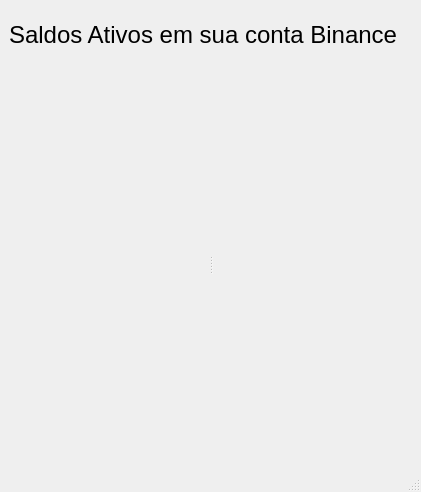
First picture: the form in Interfaces/tela_saldo.ui, repository VBSX/Groove-PyCryptoBot, before the edit.
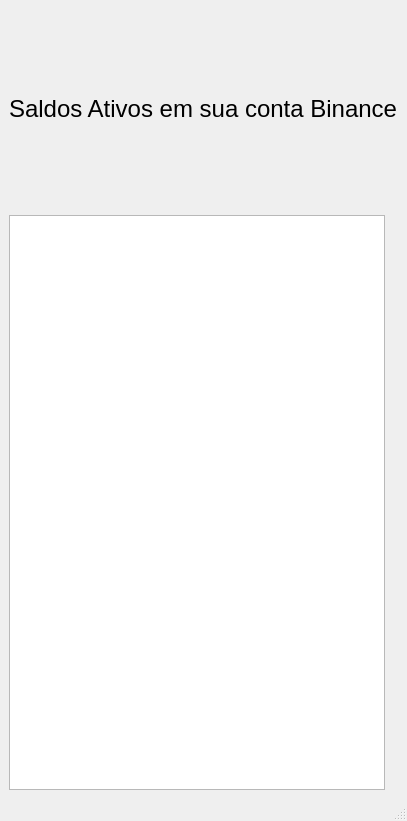
Second picture: the form after the edit.

Commit message: Updated get balance button

Diff of the .ui file:
```diff
--- a/Interfaces/tela_saldo.ui
+++ b/Interfaces/tela_saldo.ui
@@ -6,8 +6,8 @@
    <rect>
     <x>0</x>
     <y>0</y>
-    <width>421</width>
-    <height>492</height>
+    <width>399</width>
+    <height>821</height>
    </rect>
   </property>
   <property name="windowTitle">
@@ -20,6 +20,12 @@
    <layout class="QVBoxLayout" name="verticalLayout">
     <item>
      <widget class="QLabel" name="label">
+      <property name="maximumSize">
+       <size>
+        <width>16777215</width>
+        <height>200</height>
+       </size>
+      </property>
       <property name="font">
        <font>
         <pointsize>18</pointsize>
@@ -35,291 +41,17 @@
       <property name="orientation">
        <enum>Qt::Horizontal</enum>
       </property>
-      <widget class="QWidget" name="layoutWidget">
-       <layout class="QGridLayout" name="gridnome">
-        <item row="0" column="0">
-         <widget class="QLabel" name="moeda1">
-          <property name="text">
-           <string/>
-          </property>
-         </widget>
-        </item>
-        <item row="2" column="0">
-         <widget class="QLabel" name="moeda3">
-          <property name="text">
-           <string/>
-          </property>
-         </widget>
-        </item>
-        <item row="3" column="0">
-         <widget class="QLabel" name="moeda5">
-          <property name="text">
-           <string/>
-          </property>
-         </widget>
-        </item>
-        <item row="5" column="0">
-         <widget class="QLabel" name="moeda6">
-          <property name="text">
-           <string/>
-          </property>
-         </widget>
-        </item>
-        <item row="1" column="0">
-         <widget class="QLabel" name="moeda2">
-          <property name="text">
-           <string/>
-          </property>
-         </widget>
-        </item>
-        <item row="4" column="0">
-         <widget class="QLabel" name="moda5">
-          <property name="text">
-           <string/>
-          </property>
-         </widget>
-        </item>
-        <item row="9" column="0">
-         <widget class="QLabel" name="moeda10">
-          <property name="text">
-           <string/>
-          </property>
-         </widget>
-        </item>
-        <item row="7" column="0">
-         <widget class="QLabel" name="moeda8">
-          <property name="text">
-           <string/>
-          </property>
-         </widget>
-        </item>
-        <item row="10" column="0">
-         <widget class="QLabel" name="moeda11">
-          <property name="text">
-           <string/>
-          </property>
-         </widget>
-        </item>
-        <item row="8" column="0">
-         <widget class="QLabel" name="moeda9">
-          <property name="text">
-           <string/>
-          </property>
-         </widget>
-        </item>
-        <item row="6" column="0">
-         <widget class="QLabel" name="moeda7">
-          <property name="text">
-           <string/>
-          </property>
-         </widget>
-        </item>
-        <item row="14" column="0">
-         <widget class="QLabel" name="moeda15">
-          <property name="text">
-           <string/>
-          </property>
-         </widget>
-        </item>
-        <item row="12" column="0">
-         <widget class="QLabel" name="moeda13">
-          <property name="text">
-           <string/>
-          </property>
-         </widget>
-        </item>
-        <item row="13" column="0">
-         <widget class="QLabel" name="moeda14">
-          <property name="text">
-           <string/>
-          </property>
-         </widget>
-        </item>
-        <item row="15" column="0">
-         <widget class="QLabel" name="moeda16">
-          <property name="text">
-           <string/>
-          </property>
-         </widget>
-        </item>
-        <item row="16" column="0">
-         <widget class="QLabel" name="moeda17">
-          <property name="text">
-           <string/>
-          </property>
-         </widget>
-        </item>
-        <item row="19" column="0">
-         <widget class="QLabel" name="moeda20">
-          <property name="text">
-           <string/>
-          </property>
-         </widget>
-        </item>
-        <item row="18" column="0">
-         <widget class="QLabel" name="moeda19">
-          <property name="text">
-           <string/>
-          </property>
-         </widget>
-        </item>
-        <item row="17" column="0">
-         <widget class="QLabel" name="moeda18">
-          <property name="text">
-           <string/>
-          </property>
-         </widget>
-        </item>
-        <item row="11" column="0">
-         <widget class="QLabel" name="moeda12">
-          <property name="text">
-           <string/>
-          </property>
-         </widget>
-        </item>
-       </layout>
-      </widget>
       <widget class="QWidget" name="layoutWidget">
        <layout class="QGridLayout" name="gridvalor">
-        <item row="0" column="0">
-         <widget class="QLabel" name="saldo1">
-          <property name="text">
-           <string/>
-          </property>
-         </widget>
-        </item>
-        <item row="1" column="0">
-         <widget class="QLabel" name="saldo2">
-          <property name="text">
-           <string/>
-          </property>
-         </widget>
-        </item>
-        <item row="2" column="0">
-         <widget class="QLabel" name="saldo3">
-          <property name="text">
-           <string/>
-          </property>
-         </widget>
-        </item>
-        <item row="3" column="0">
-         <widget class="QLabel" name="saldo4">
-          <property name="text">
-           <string/>
-          </property>
-         </widget>
-        </item>
-        <item row="4" column="0">
-         <widget class="QLabel" name="saldo5">
-          <property name="text">
-           <string/>
-          </property>
-         </widget>
-        </item>
-        <item row="5" column="0">
-         <widget class="QLabel" name="saldo6">
-          <property name="text">
-           <string/>
-          </property>
-         </widget>
-        </item>
-        <item row="6" column="0">
-         <widget class="QLabel" name="saldo7">
-          <property name="text">
-           <string/>
-          </property>
-         </widget>
-        </item>
-        <item row="7" column="0">
-         <widget class="QLabel" name="saldo8">
-          <property name="text">
-           <string/>
-          </property>
-         </widget>
-        </item>
-        <item row="8" column="0">
-         <widget class="QLabel" name="saldo9">
-          <property name="text">
-           <string/>
-          </property>
-         </widget>
-        </item>
-        <item row="9" column="0">
+        <item row="0" column="1">
          <widget class="QLabel" name="saldo10">
           <property name="text">
            <string/>
           </property>
          </widget>
         </item>
-        <item row="10" column="0">
-         <widget class="QLabel" name="saldo11">
-          <property name="text">
-           <string/>
-          </property>
-         </widget>
-        </item>
-        <item row="11" column="0">
-         <widget class="QLabel" name="saldo12">
-          <property name="text">
-           <string/>
-          </property>
-         </widget>
-        </item>
-        <item row="12" column="0">
-         <widget class="QLabel" name="saldo13">
-          <property name="text">
-           <string/>
-          </property>
-         </widget>
-        </item>
-        <item row="13" column="0">
-         <widget class="QLabel" name="saldo14">
-          <property name="text">
-           <string/>
-          </property>
-         </widget>
-        </item>
-        <item row="14" column="0">
-         <widget class="QLabel" name="saldo15">
-          <property name="text">
-           <string/>
-          </property>
-         </widget>
-        </item>
-        <item row="15" column="0">
-         <widget class="QLabel" name="saldo16">
-          <property name="text">
-           <string/>
-          </property>
-         </widget>
-        </item>
-        <item row="16" column="0">
-         <widget class="QLabel" name="saldo17">
-          <property name="text">
-           <string/>
-          </property>
-         </widget>
-        </item>
-        <item row="17" column="0">
-         <widget class="QLabel" name="saldo18">
-          <property name="text">
-           <string/>
-          </property>
-         </widget>
-        </item>
-        <item row="18" column="0">
-         <widget class="QLabel" name="saldo19">
-          <property name="text">
-           <string/>
-          </property>
-         </widget>
-        </item>
-        <item row="19" column="0">
-         <widget class="QLabel" name="saldo20">
-          <property name="text">
-           <string/>
-          </property>
-         </widget>
+        <item row="0" column="0">
+         <widget class="QTableWidget" name="tableWidget"/>
         </item>
        </layout>
       </widget>
```
The commit also changes 4 other files.
